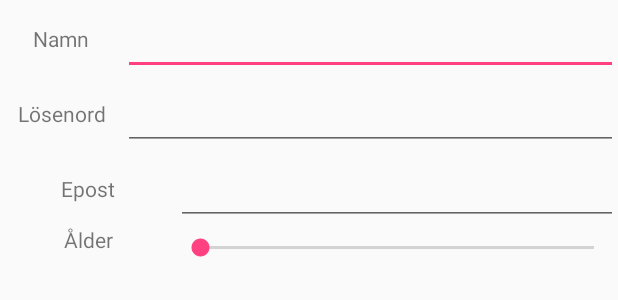
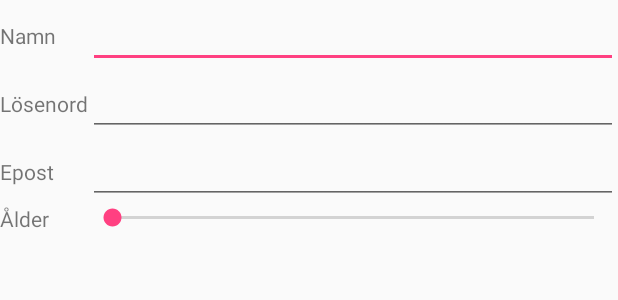
Before and after one commit to yousiftouma/tddc73, an Android app: the layout lab12.xml on its own in the app's theme, with its tools: preview values and no code run, on a phone screen of 412 x 824 dp. Shown: the top 300 px of the screen. Run offline under Robolectric (Android 15) with nearby library versions, the phone set to English and light mode, and no system bars.

Commit message:
Finish implementation of lab1.2

```diff
--- a/app/src/main/AndroidManifest.xml
+++ b/app/src/main/AndroidManifest.xml
@@ -10,13 +10,15 @@
         android:supportsRtl="true"
         android:theme="@style/AppTheme">
         <activity android:name=".lab11">
+
+        </activity>
+        <activity android:name=".lab12">
             <intent-filter>
                 <action android:name="android.intent.action.MAIN" />
 
                 <category android:name="android.intent.category.LAUNCHER" />
             </intent-filter>
         </activity>
-        <activity android:name=".lab12"></activity>
     </application>
 
 </manifest>
--- a/app/src/main/res/layout/lab12.xml
+++ b/app/src/main/res/layout/lab12.xml
@@ -9,95 +9,86 @@
     <TableLayout
         android:layout_width="match_parent"
         android:layout_height="wrap_content"
-        android:orientation="vertical"
-        android:stretchColumns="*"
-        android:shrinkColumns="*"
-        tools:layout_editor_absoluteX="0dp"
-        tools:layout_editor_absoluteY="0dp">
+        android:measureWithLargestChild="true"
+        android:stretchColumns="1">
 
         <TableRow
             android:layout_width="match_parent"
-            android:layout_height="match_parent">
+            android:layout_height="0dip"
+            android:layout_weight="1">
 
             <TextView
                 android:id="@+id/textView"
-                android:layout_width="0dp"
+                android:layout_width="match_parent"
                 android:layout_height="wrap_content"
-                android:layout_weight="2"
-                android:gravity="center"
                 android:maxLines="1"
                 android:text="Namn" />
 
             <EditText
                 android:id="@+id/editText2"
-                android:layout_width="0dp"
-                android:layout_height="50dp"
-                android:layout_weight="8"
+                android:layout_width="match_parent"
+                android:layout_height="wrap_content"
                 android:ems="10"
                 android:inputType="textPersonName" />
         </TableRow>
 
         <TableRow
             android:layout_width="match_parent"
-            android:layout_height="match_parent">
+            android:layout_height="0dip"
+            android:layout_weight="1">
 
             <TextView
                 android:id="@+id/textView2"
-                android:layout_width="0dp"
+                android:layout_width="match_parent"
                 android:layout_height="wrap_content"
-                android:layout_weight="2"
-                android:gravity="center"
                 android:maxLines="1"
                 android:text="Lösenord" />
 
             <EditText
                 android:id="@+id/editText3"
-                android:layout_width="0dp"
-                android:layout_height="50dp"
+                android:layout_width="match_parent"
+                android:layout_height="wrap_content"
                 android:ems="10"
-                android:inputType="textPersonName"
-                android:layout_weight="8"/>
+                android:inputType="textPersonName" />
         </TableRow>
 
         <TableRow
             android:layout_width="match_parent"
-            android:layout_height="match_parent">
+            android:layout_height="0dip"
+            android:layout_weight="1">
 
             <TextView
                 android:id="@+id/textView3"
-                android:layout_width="wrap_content"
+                android:layout_width="match_parent"
                 android:layout_height="wrap_content"
-                android:layout_weight="2"
-                android:gravity="center"
                 android:text="Epost" />
 
             <EditText
                 android:id="@+id/editText4"
                 android:layout_width="match_parent"
-                android:layout_height="50dp"
+                android:layout_height="wrap_content"
                 android:ems="10"
-                android:inputType="textPersonName"
-
-                android:layout_weight="9"/>
+                android:inputType="textPersonName" />
         </TableRow>
 
         <TableRow
             android:layout_width="match_parent"
-            android:layout_height="match_parent">
+            android:layout_height="0dip"
+            android:layout_weight="1"
+            >
 
             <TextView
                 android:id="@+id/textView4"
-                android:layout_width="wrap_content"
+                android:layout_width="match_parent"
                 android:layout_height="wrap_content"
-                android:layout_weight="1"
-                android:gravity="center"
                 android:text="Ålder" />
 
             <SeekBar
                 android:id="@+id/seekBar"
                 android:layout_width="match_parent"
-                android:layout_height="30dp" />
+                android:layout_height="wrap_content" />
         </TableRow>
+
     </TableLayout>
 
 </android.support.constraint.ConstraintLayout>
```
Also changed, not shown: app/src/main/java/com/tddc73/lab1/lab12.java (+92 -1 lines), app/src/main/res/layout/lab11.xml (+3 -9 lines).
